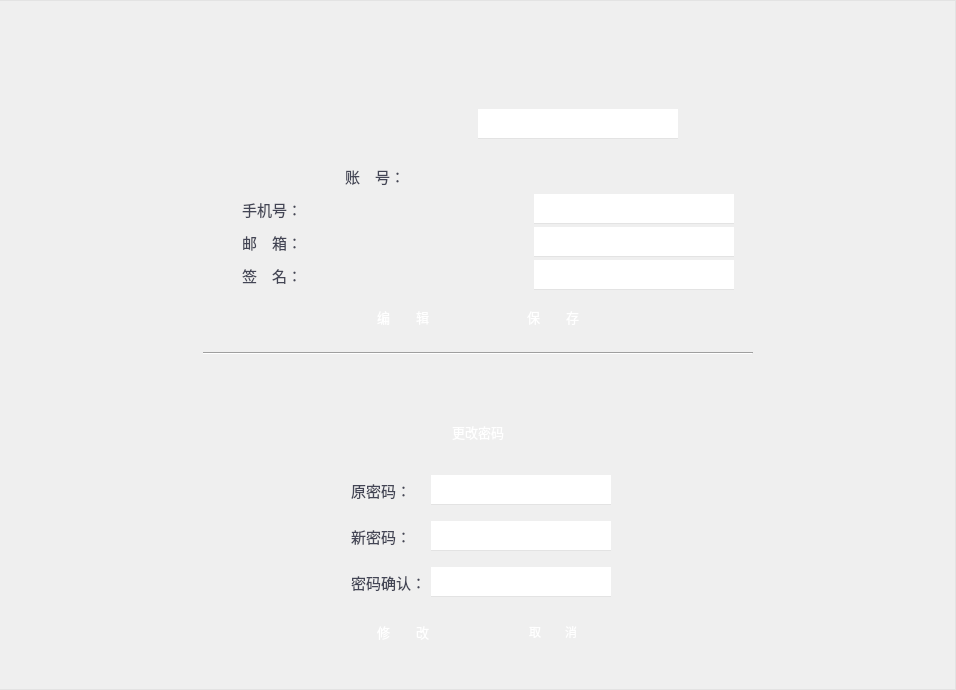
First picture: the form in STSample/STPersonalInfo.ui, repository sunpu/stsample, before the edit.
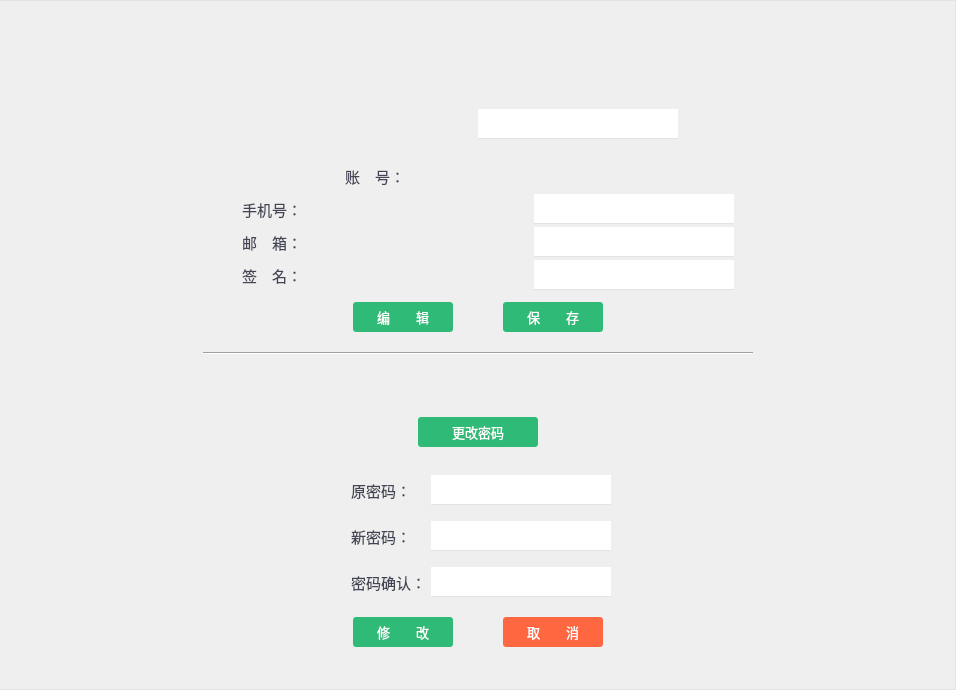
Second picture: the form after the edit. Icons and pictures are not drawn. Custom widgets are drawn as their Qt base class.

```diff
--- a/STSample/STPersonalInfo.ui
+++ b/STSample/STPersonalInfo.ui
@@ -831,7 +831,10 @@
 QPushButton {
 	border-radius: 3px;
 	color: rgb(255, 255, 255);
-	border-image: url(:/STSample/Resources/images/green.png);
+	background-color: rgb(48, 186, 120);
+}
+QPushButton:hover:pressed {
+	background-color: rgb(48, 186, 120);
 }
 QPushButton:hover:!pressed {
 	border-image: url(:/STSample/Resources/images/green_focus.png);
@@ -877,7 +880,10 @@
 QPushButton {
 	border-radius: 3px;
 	color: rgb(255, 255, 255);
-	border-image: url(:/STSample/Resources/images/green.png);
+	background-color: rgb(48, 186, 120);
+}
+QPushButton:hover:pressed {
+	background-color: rgb(48, 186, 120);
 }
 QPushButton:hover:!pressed {
 	border-image: url(:/STSample/Resources/images/green_focus.png);
@@ -1024,7 +1030,10 @@
 QPushButton {
 	border-radius: 3px;
 	color: rgb(255, 255, 255);
-	border-image: url(:/STSample/Resources/images/green.png);
+	background-color: rgb(48, 186, 120);
+}
+QPushButton:hover:pressed {
+	background-color: rgb(48, 186, 120);
 }
 QPushButton:hover:!pressed {
 	border-image: url(:/STSample/Resources/images/green_focus.png);
@@ -1510,7 +1519,10 @@
 QPushButton {
 	border-radius: 3px;
 	color: rgb(255, 255, 255);
-	border-image: url(:/STSample/Resources/images/green.png);
+	background-color: rgb(48, 186, 120);
+}
+QPushButton:hover:pressed {
+	background-color: rgb(48, 186, 120);
 }
 QPushButton:hover:!pressed {
 	border-image: url(:/STSample/Resources/images/green_focus.png);
@@ -1544,14 +1556,22 @@
                 <height>30</height>
                </size>
               </property>
+              <property name="font">
+               <font>
+                <family>微软雅黑</family>
+                <pointsize>10</pointsize>
+               </font>
+              </property>
               <property name="styleSheet">
                <string notr="true">
 
 QPushButton {
 	border-radius: 3px;
 	color: rgb(255, 255, 255);
-	font: 10pt &quot;微软雅黑&quot;;
-	border-image: url(:/STSample/Resources/images/red.png);
+	background-color: rgb(255, 103, 65);
+}
+QPushButton:hover:pressed {
+	background-color: rgb(255, 103, 65);
 }
 QPushButton:hover:!pressed {
 	border-image: url(:/STSample/Resources/images/red_focus.png);
```
Left out of the diff: 29 changed lines with no effect on the pictures.
